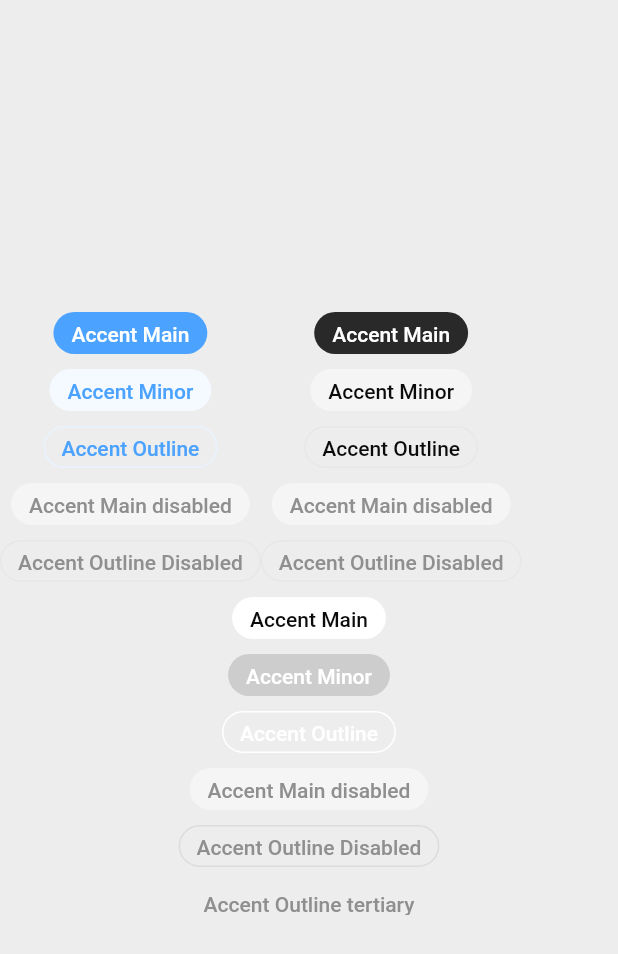
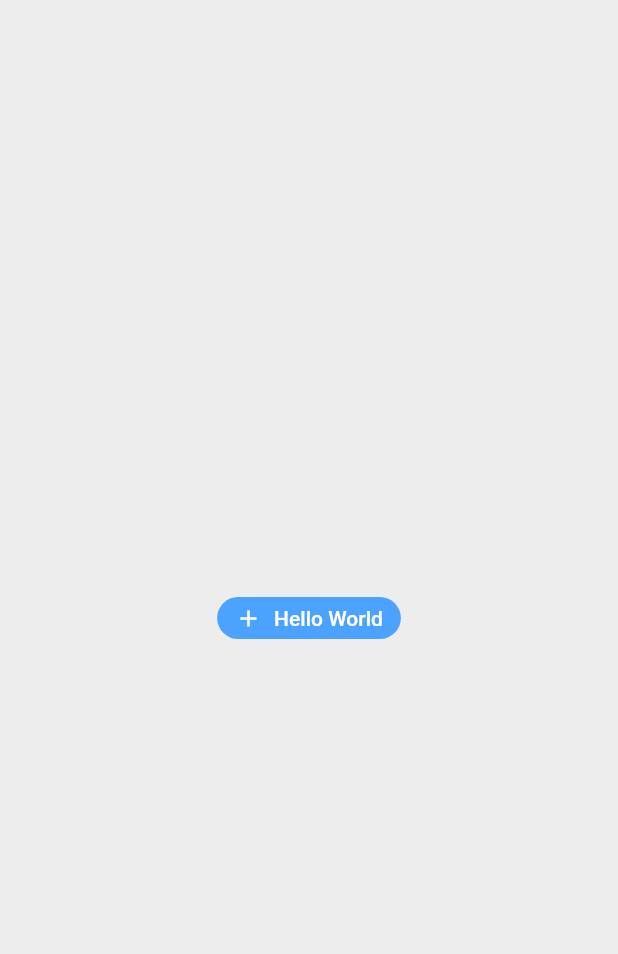
Before and after one commit to SidorovaMaria/good_legend, a Flutter app: the screen it shows after launch, on a phone screen of 412 x 824 dp. Shown: the top 954 px of the screen. Run offline on Flutter 3.47's test engine with Material 3 defaults, Android fonts, the phone set to English and light mode, and no system bars.

Commit message:
App Button

```diff
--- a/lib/main.dart
+++ b/lib/main.dart
@@ -1,6 +1,6 @@
 import 'package:flutter/material.dart';
 import 'package:gorod_legend/theme/theme_data.dart';
-import 'package:gorod_legend/widgets/app_buttons.dart';
+import 'package:gorod_legend/widgets/app_button.dart';
 
 void main() {
   runApp(const MainApp());
@@ -18,145 +18,13 @@ class MainApp extends StatelessWidget {
           child: Column(
             mainAxisAlignment: MainAxisAlignment.center,
             children: [
-              Row(
-                children: [
-                  Column(
-                    mainAxisAlignment: MainAxisAlignment.center,
-                    children: [
-                      AccentButton(
-                        btnSize: BtnSize.small,
-                        btnStyle: BtnStyle.main,
-                        title: const Text('Accent Main'),
-                        onTap: () => print('Hi'),
-                      ),
-                      const SizedBox(height: 10),
-                      AccentButton(
-                        btnSize: BtnSize.small,
-                        btnStyle: BtnStyle.minor,
-                        title: const Text('Accent Minor'),
-                        onTap: () => print('Hi'),
-                      ),
-                      const SizedBox(height: 10),
-                      AccentButton(
-                        btnSize: BtnSize.small,
-                        btnStyle: BtnStyle.outline,
-                        title: Text('Accent Outline'),
-                        onTap: () => print('Hi'),
-                      ),
-
-                      const SizedBox(height: 10),
-                      AccentButton(
-                        btnSize: BtnSize.small,
-                        btnStyle: BtnStyle.minor,
-                        disabled: true,
-                        title: const Text('Accent Main disabled'),
-                        onTap: () => print('Hi'),
-                      ),
-                      const SizedBox(height: 10),
-                      AccentButton(
-                        btnSize: BtnSize.small,
-                        btnStyle: BtnStyle.outline,
-                        title: const Text('Accent Outline Disabled'),
-                        disabled: true,
-                        onTap: () => print('Hi'),
-                      ),
-                      const SizedBox(height: 10),
-                    ],
-                  ),
-                  Column(
-                    mainAxisAlignment: MainAxisAlignment.center,
-                    children: [
-                      NeutralButton(
-                        btnSize: BtnSize.small,
-                        btnStyle: BtnStyle.main,
-                        title: const Text('Accent Main'),
-                        onTap: () => print('Hi'),
-                      ),
-                      const SizedBox(height: 10),
-                      NeutralButton(
-                        btnSize: BtnSize.small,
-                        btnStyle: BtnStyle.minor,
-                        title: const Text('Accent Minor'),
-                        onTap: () => print('Hi'),
-                      ),
-                      const SizedBox(height: 10),
-                      NeutralButton(
-                        btnSize: BtnSize.small,
-                        btnStyle: BtnStyle.outline,
-                        title: Text('Accent Outline'),
-                        onTap: () => print('Hi'),
-                      ),
-
-                      const SizedBox(height: 10),
-                      NeutralButton(
-                        btnSize: BtnSize.small,
-                        btnStyle: BtnStyle.minor,
-                        disabled: true,
-                        title: const Text('Accent Main disabled'),
-                        onTap: () => print('Hi'),
-                      ),
-                      const SizedBox(height: 10),
-                      NeutralButton(
-                        btnSize: BtnSize.small,
-                        btnStyle: BtnStyle.outline,
-                        title: const Text('Accent Outline Disabled'),
-                        disabled: true,
-                        onTap: () => print('Hi'),
-                      ),
-                      const SizedBox(height: 10),
-                    ],
-                  ),
-                ],
-              ),
-              Column(
-                mainAxisAlignment: MainAxisAlignment.center,
-                children: [
-                  LightButton(
-                    btnSize: BtnSize.small,
-                    btnStyle: BtnStyle.main,
-                    title: const Text('Accent Main'),
-                    onTap: () => print('Hi'),
-                  ),
-                  const SizedBox(height: 10),
-                  LightButton(
-                    btnSize: BtnSize.small,
-                    btnStyle: BtnStyle.minor,
-                    title: const Text('Accent Minor'),
-                    onTap: () => print('Hi'),
-                  ),
-                  const SizedBox(height: 10),
-                  LightButton(
-                    btnSize: BtnSize.small,
-                    btnStyle: BtnStyle.outline,
-                    title: Text('Accent Outline'),
-                    onTap: () => print('Hi'),
-                  ),
-
-                  const SizedBox(height: 10),
-                  LightButton(
-                    btnSize: BtnSize.small,
-                    btnStyle: BtnStyle.minor,
-                    disabled: true,
-                    title: const Text('Accent Main disabled'),
-                    onTap: () => print('Hi'),
-                  ),
-                  const SizedBox(height: 10),
-                  LightButton(
-                    btnSize: BtnSize.small,
-                    btnStyle: BtnStyle.outline,
-                    title: const Text('Accent Outline Disabled'),
-                    disabled: true,
-                    onTap: () => print('Hi'),
-                  ),
-                  const SizedBox(height: 10),
-                  LightButton(
-                    btnSize: BtnSize.small,
-                    btnStyle: BtnStyle.tertiary,
-                    title: const Text('Accent Outline tertiary'),
-                    disabled: true,
-                    onTap: () => print('Hi'),
-                  ),
-                ],
+              AppButton(
+                icon: Icons.add,
+                iconAlignment: IconAlignment.start,
+                type: BtnType.accent,
+                style: BtnStyle.main,
+                title: Text('Hello World'),
+                onTap: () => print('hi'),
               ),
             ],
           ),
--- /dev/null
+++ b/lib/widgets/app_button.dart
@@ -0,0 +1,133 @@
+import 'package:flutter/material.dart';
+import 'package:gorod_legend/theme/theme_colors.dart';
+import 'package:gorod_legend/theme/theme_typography.dart';
+
+enum BtnSize { small, medium }
+
+enum BtnStyle { main, minor, outline, tertiary }
+
+enum BtnType { accent, neutral, light }
+
+class AppButton extends StatelessWidget {
+  final BtnSize size;
+  final BtnStyle style;
+  final BtnType type;
+  final bool disabled;
+  final Widget title;
+  final String? subtitle;
+  final IconData? icon;
+  final Function() onTap;
+  final IconAlignment iconAlignment;
+
+  const AppButton({
+    super.key,
+    this.size = BtnSize.small,
+    this.style = BtnStyle.main,
+    required this.type,
+    this.disabled = false,
+    required this.title,
+    required this.onTap,
+    this.subtitle,
+    this.iconAlignment = IconAlignment.end,
+    this.icon,
+  });
+
+  // Shared button properties
+  double get _height => size == BtnSize.small ? 28 : 44;
+  EdgeInsets get _padding => EdgeInsets.symmetric(
+    horizontal: size == BtnSize.small ? 12 : 16,
+    vertical: 0,
+  );
+  TextStyle get _textStyle => size == BtnSize.small
+      ? ThemeTypography.labelMedium
+      : ThemeTypography.labelLarge;
+
+  // Color resolution logic
+  Color get _backgroundColor {
+    if (disabled) return _disabledBackground;
+
+    switch (type) {
+      case BtnType.accent:
+        return switch (style) {
+          BtnStyle.main => ThemeColors.surfaceAccentDefault,
+          BtnStyle.minor => ThemeColors.surfaceAccentLow,
+          _ => ThemeColors.transparent,
+        };
+      case BtnType.neutral:
+        return switch (style) {
+          BtnStyle.main => ThemeColors.surfaceNeutralDefault,
+          BtnStyle.minor => ThemeColors.surfaceNeutralLow,
+          _ => ThemeColors.transparent,
+        };
+      case BtnType.light:
+        return switch (style) {
+          BtnStyle.main => ThemeColors.surfaceDefault,
+          BtnStyle.minor => const Color(0X240B0B0B),
+          _ => ThemeColors.transparent,
+        };
+    }
+  }
+
+  Color get _foregroundColor {
+    if (disabled) return ThemeColors.texticonDisabled;
+
+    return switch (type) {
+      BtnType.accent =>
+        style == BtnStyle.main
+            ? ThemeColors.textIconInverse
+            : ThemeColors.textIconAccent,
+      BtnType.neutral =>
+        style == BtnStyle.main
+            ? ThemeColors.textIconInverse
+            : ThemeColors.textIconDefault,
+      BtnType.light =>
+        style == BtnStyle.main
+            ? ThemeColors.textIconDefault
+            : ThemeColors.textIconInverse,
+    };
+  }
+
+  Color get _borderColor {
+    if (disabled) {
+      return switch (type) {
+        BtnType.light => ThemeColors.borderHigh,
+        _ => ThemeColors.borderMed,
+      };
+    }
+    return switch (type) {
+      BtnType.accent => ThemeColors.borderAccentMed,
+      BtnType.neutral => ThemeColors.borderMed,
+      BtnType.light => ThemeColors.borderInverse,
+    };
+  }
+
+  Color get _disabledBackground => switch (style) {
+    BtnStyle.main || BtnStyle.minor => ThemeColors.surfaceNeutralLow,
+    _ => ThemeColors.transparent,
+  };
+
+  @override
+  Widget build(BuildContext context) {
+    return SizedBox(
+      height: _height,
+      child: ElevatedButton.icon(
+        onPressed: disabled ? null : onTap,
+        iconAlignment: iconAlignment,
+        icon: icon != null ? Icon(icon) : null,
+        label: title,
+        style: ElevatedButton.styleFrom(
+          padding: _padding,
+          textStyle: _textStyle,
+          backgroundColor: _backgroundColor,
+          foregroundColor: _foregroundColor,
+          shadowColor: ThemeColors.transparent,
+          disabledForegroundColor: ThemeColors.texticonDisabled,
+          disabledBackgroundColor: _disabledBackground,
+          side: style == BtnStyle.outline
+              ? BorderSide(color: _borderColor, width: 1)
+              : BorderSide.none,
+        ),
+      ),
+    );
+  }
+}
--- a/lib/widgets/app_buttons.dart
+++ /dev/null
@@ -1,302 +0,0 @@
-import 'package:flutter/material.dart';
-import 'package:flutter/widgets.dart';
-import 'package:gorod_legend/theme/theme_colors.dart';
-import 'package:gorod_legend/theme/theme_typography.dart';
-
-enum BtnSize { small, medium }
-
-enum BtnStyle { main, minor, outline, tertiary }
-
-class AccentButton extends StatelessWidget {
-  final BtnSize btnSize;
-  final BtnStyle btnStyle;
-  final bool disabled;
-  final Widget title;
-  final String? subtitle;
-  final IconData? icon;
-  final Function() onTap;
-
-  const AccentButton({
-    super.key,
-    this.btnSize = BtnSize.small,
-    this.btnStyle = BtnStyle.main,
-    this.disabled = false,
-    required this.title,
-    required this.onTap,
-    this.subtitle,
-    this.icon,
-  });
-
-  Color _getBtnBackground() {
-    switch (btnStyle) {
-      case BtnStyle.main:
-        return ThemeColors.surfaceAccentDefault;
-      case BtnStyle.minor:
-        return ThemeColors.surfaceAccentLow;
-      default:
-        return ThemeColors.transparent;
-    }
-  }
-
-  Color _getBtnColor() {
-    switch (btnStyle) {
-      case BtnStyle.main:
-        return ThemeColors.textIconInverse;
-      default:
-        return ThemeColors.textIconAccent;
-    }
-  }
-
-  double _getButtonHeight() {
-    switch (btnSize) {
-      case BtnSize.small:
-        return 28;
-      default:
-        return 44;
-    }
-  }
-
-  TextStyle _getTextStyle() {
-    switch (btnSize) {
-      case BtnSize.small:
-        return ThemeTypography.labelMedium;
-      case BtnSize.medium:
-        return ThemeTypography.labelLarge;
-    }
-  }
-
-  Color _getDisabledBackground() {
-    switch (btnStyle) {
-      case BtnStyle.main:
-      case BtnStyle.minor:
-        return ThemeColors.surfaceNeutralLow;
-      default:
-        return ThemeColors.transparent;
-    }
-  }
-
-  @override
-  Widget build(BuildContext context) {
-    return SizedBox(
-      height: _getButtonHeight(),
-      child: ElevatedButton.icon(
-        onPressed: disabled ? null : onTap,
-        label: title,
-        style: ElevatedButton.styleFrom(
-          padding: EdgeInsets.symmetric(
-            horizontal: btnSize == BtnSize.small ? 12 : 16,
-            vertical: btnSize == BtnSize.small ? 6 : 12,
-          ),
-          textStyle: _getTextStyle(),
-          backgroundColor: _getBtnBackground(),
-          foregroundColor: _getBtnColor(),
-          shadowColor: ThemeColors.transparent,
-          disabledForegroundColor: ThemeColors.texticonDisabled,
-          disabledBackgroundColor: _getDisabledBackground(),
-          side: btnStyle == BtnStyle.outline
-              ? BorderSide(
-                  color: disabled
-                      ? ThemeColors.borderMed
-                      : ThemeColors.borderAccentMed,
-                  width: 1,
-                )
-              : BorderSide.none,
-        ),
-      ),
-    );
-  }
-}
-
-class NeutralButton extends StatelessWidget {
-  final BtnSize btnSize;
-  final BtnStyle btnStyle;
-  final bool disabled;
-  final Widget title;
-  final String? subtitle;
-  final IconData? icon;
-  final Function() onTap;
-
-  const NeutralButton({
-    super.key,
-    this.btnSize = BtnSize.small,
-    this.btnStyle = BtnStyle.main,
-    this.disabled = false,
-    required this.title,
-    required this.onTap,
-    this.subtitle,
-    this.icon,
-  });
-
-  Color _getBtnBackground() {
-    switch (btnStyle) {
-      case BtnStyle.main:
-        return ThemeColors.surfaceNeutralDefault;
-      case BtnStyle.minor:
-        return ThemeColors.surfaceNeutralLow;
-      default:
-        return ThemeColors.transparent;
-    }
-  }
-
-  Color _getBtnColor() {
-    switch (btnStyle) {
-      case BtnStyle.main:
-        return ThemeColors.textIconInverse;
-      default:
-        return ThemeColors.textIconDefault;
-    }
-  }
-
-  double _getButtonHeight() {
-    switch (btnSize) {
-      case BtnSize.small:
-        return 28;
-      default:
-        return 44;
-    }
-  }
-
-  TextStyle _getTextStyle() {
-    switch (btnSize) {
-      case BtnSize.small:
-        return ThemeTypography.labelMedium;
-      case BtnSize.medium:
-        return ThemeTypography.labelLarge;
-    }
-  }
-
-  Color _getDisabledBackground() {
-    switch (btnStyle) {
-      case BtnStyle.main:
-      case BtnStyle.minor:
-        return ThemeColors.surfaceNeutralLow;
-      default:
-        return ThemeColors.transparent;
-    }
-  }
-
-  @override
-  Widget build(BuildContext context) {
-    return SizedBox(
-      height: _getButtonHeight(),
-      child: ElevatedButton.icon(
-        onPressed: disabled ? null : onTap,
-        label: title,
-        style: ElevatedButton.styleFrom(
-          padding: EdgeInsets.symmetric(
-            horizontal: btnSize == BtnSize.small ? 12 : 16,
-            vertical: btnSize == BtnSize.small ? 6 : 12,
-          ),
-          textStyle: _getTextStyle(),
-          backgroundColor: _getBtnBackground(),
-          foregroundColor: _getBtnColor(),
-          shadowColor: ThemeColors.transparent,
-          disabledForegroundColor: ThemeColors.texticonDisabled,
-          disabledBackgroundColor: _getDisabledBackground(),
-          side: btnStyle == BtnStyle.outline
-              ? BorderSide(color: ThemeColors.borderMed, width: 1)
-              : BorderSide.none,
-        ),
-      ),
-    );
-  }
-}
-
-class LightButton extends StatelessWidget {
-  final BtnSize btnSize;
-  final BtnStyle btnStyle;
-  final bool disabled;
-  final Widget title;
-  final String? subtitle;
-  final IconData? icon;
-  final Function() onTap;
-
-  const LightButton({
-    super.key,
-    this.btnSize = BtnSize.small,
-    this.btnStyle = BtnStyle.main,
-    this.disabled = false,
-    required this.title,
-    required this.onTap,
-    this.subtitle,
-    this.icon,
-  });
-
-  Color _getBtnBackground() {
-    switch (btnStyle) {
-      case BtnStyle.main:
-        return ThemeColors.surfaceDefault;
-      case BtnStyle.minor:
-        return Color(0X240B0B0B);
-      default:
-        return ThemeColors.transparent;
-    }
-  }
-
-  Color _getBtnColor() {
-    switch (btnStyle) {
-      case BtnStyle.main:
-        return ThemeColors.textIconDefault;
-      default:
-        return ThemeColors.textIconInverse;
-    }
-  }
-
-  double _getButtonHeight() {
-    switch (btnSize) {
-      case BtnSize.small:
-        return 28;
-      default:
-        return 44;
-    }
-  }
-
-  TextStyle _getTextStyle() {
-    switch (btnSize) {
-      case BtnSize.small:
-        return ThemeTypography.labelMedium;
-      case BtnSize.medium:
-        return ThemeTypography.labelLarge;
-    }
-  }
-
-  Color _getDisabledBackground() {
-    switch (btnStyle) {
-      case BtnStyle.main:
-      case BtnStyle.minor:
-        return ThemeColors.surfaceNeutralLow;
-      default:
-        return ThemeColors.transparent;
-    }
-  }
-
-  @override
-  Widget build(BuildContext context) {
-    return SizedBox(
-      height: _getButtonHeight(),
-      child: ElevatedButton.icon(
-        onPressed: disabled ? null : onTap,
-        label: title,
-        style: ElevatedButton.styleFrom(
-          padding: EdgeInsets.symmetric(
-            horizontal: btnSize == BtnSize.small ? 12 : 16,
-            vertical: btnSize == BtnSize.small ? 6 : 12,
-          ),
-          textStyle: _getTextStyle(),
-          backgroundColor: _getBtnBackground(),
-          foregroundColor: _getBtnColor(),
-          shadowColor: ThemeColors.transparent,
-          disabledForegroundColor: ThemeColors.texticonDisabled,
-          disabledBackgroundColor: _getDisabledBackground(),
-          side: btnStyle == BtnStyle.outline
-              ? BorderSide(
-                  color: disabled
-                      ? ThemeColors.borderHigh
-                      : ThemeColors.borderInverse,
-                )
-              : BorderSide.none,
-        ),
-      ),
-    );
-  }
-}
```
